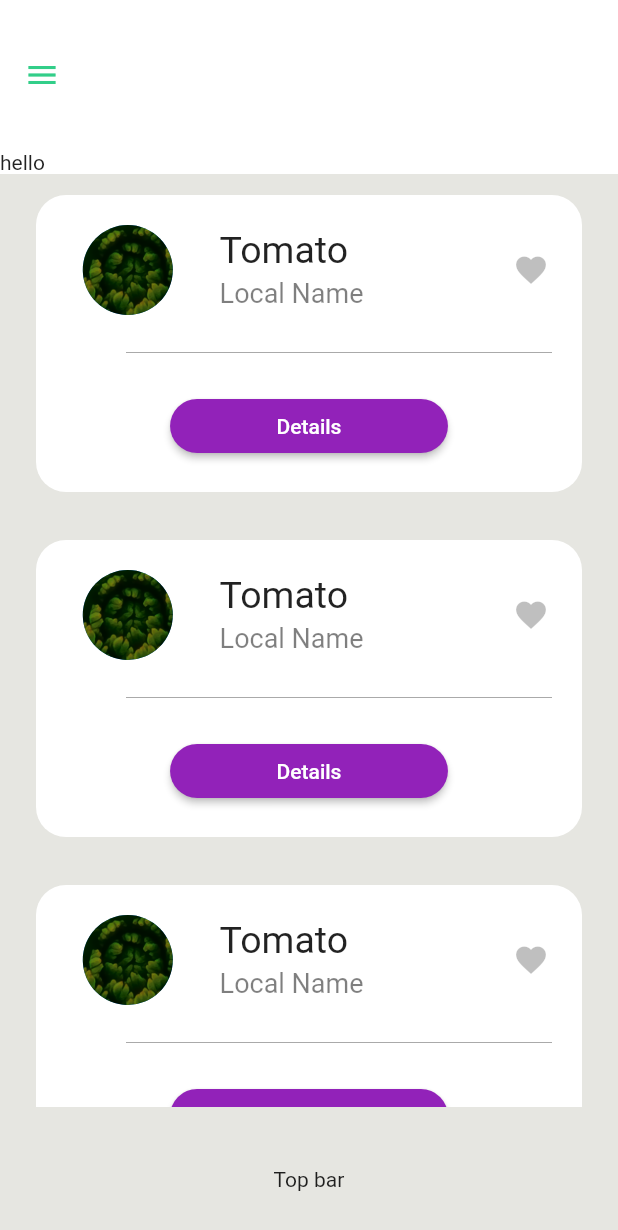
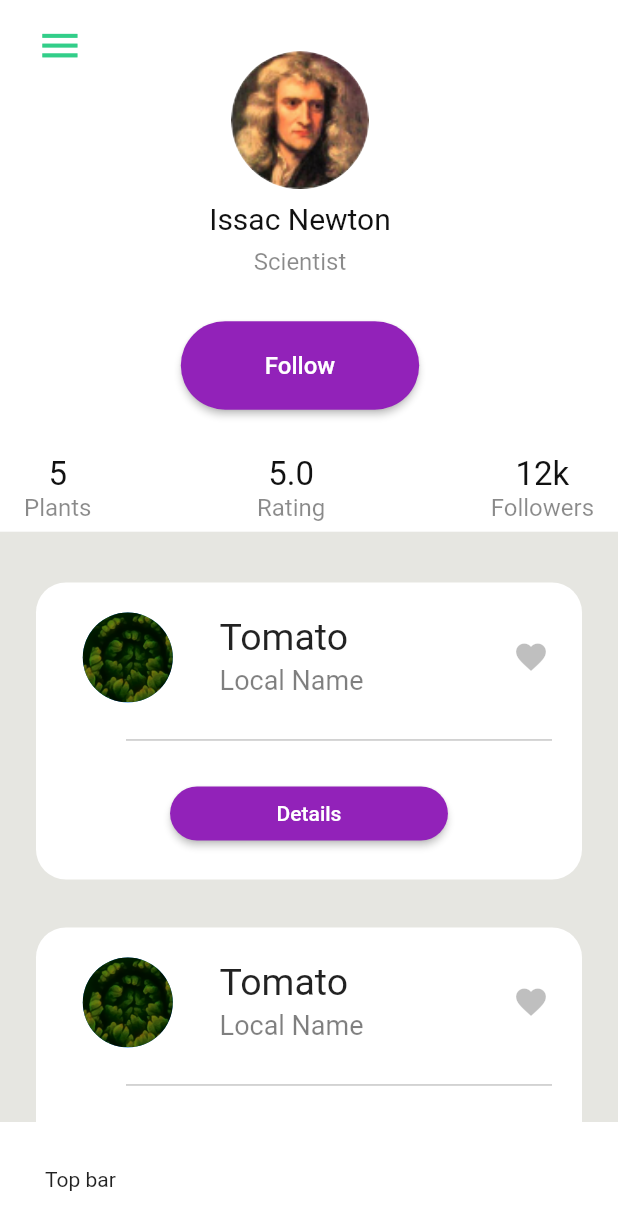
Before and after one commit to ParadoxPD/Spectra, a Flutter app: the Dashboard screen opened directly, on a phone screen of 412 x 824 dp. Shown: the top 1230 px of the screen. Run offline on Flutter 3.47's test engine with Material 2 defaults, Android fonts, the phone set to English and light mode, and no system bars; our stand-ins replace rxdart; Roboto replaces fonts that are missing (SFProText).

Commit message:
Working on Dashboard

```diff
--- a/app/lib/pages/Dashboard.dart
+++ b/app/lib/pages/Dashboard.dart
@@ -7,23 +7,22 @@ class Dashboard extends StatelessWidget {
     return Scaffold(
         appBar: AppBar(
           elevation: 0,
-          backgroundColor: Colors.white,
-          toolbarHeight: 100,
+          title: titleBar(context, AssetImage('assets/avatar_profile.png'),
+              "Issac Newton", "Scientist"),
+          backgroundColor: Color(0xffffffff),
+          toolbarHeight: MediaQuery.of(context).size.height * 0.43,
           iconTheme: IconThemeData(color: Color(0xff32CE89)),
+          automaticallyImplyLeading: false,
         ),
         drawer: createSideDrawer(context),
         body: Container(
           color: Color(0xffE6E6E1),
           child: Column(
             children: <Widget>[
-              Container(
-                width: MediaQuery.of(context).size.width,
-                color: Colors.white,
-                child: Text("hello"),
-              ),
               Expanded(
                 child: Container(
-                  padding: EdgeInsets.fromLTRB(20, 10, 20, 10),
+                  height: MediaQuery.of(context).size.height / 4,
+                  padding: EdgeInsets.fromLTRB(20, 30, 20, 0),
                   child: SizedBox.expand(
                     child: ListView.separated(
                       itemCount: 30,
@@ -40,6 +39,8 @@ class Dashboard extends StatelessWidget {
                 ),
               ),
               Container(
+                width: MediaQuery.of(context).size.width,
+                color: Colors.white,
                 padding: EdgeInsets.all(30),
                 child: Text("Top bar"),
               ),
@@ -47,6 +48,142 @@ class Dashboard extends StatelessWidget {
           ),
         ));
   }
+}
+
+Widget titleBar(
+    BuildContext context, AssetImage avatar, String title, String type) {
+  return SafeArea(
+    child: Container(
+      width: MediaQuery.of(context).size.width,
+      color: Colors.white,
+      child: Column(
+        children: <Widget>[
+          Transform.translate(
+            offset: Offset(-25, 20),
+            child: Align(
+              alignment: Alignment.topLeft,
+              child: Transform.scale(
+                scale: 1.3,
+                child: Padding(
+                  padding: EdgeInsets.symmetric(horizontal: 25),
+                  child: Builder(
+                    builder: (context) => IconButton(
+                      icon: new Icon(Icons.menu),
+                      onPressed: () => Scaffold.of(context).openDrawer(),
+                    ),
+                  ),
+                ),
+              ),
+            ),
+          ),
+          Transform.translate(
+              offset: Offset(-6, 0),
+              child: Column(
+                children: [
+                  Padding(
+                    padding: EdgeInsets.only(top: 0),
+                    child: CircleAvatar(
+                      radius: 46,
+                      foregroundImage: avatar,
+                      backgroundColor: Colors.white,
+                    ),
+                  ),
+                  Padding(
+                    padding: const EdgeInsets.all(8.0),
+                    child: Text(
+                      title,
+                      style: TextStyle(
+                          fontSize: 20,
+                          fontWeight: FontWeight.w400,
+                          color: Color(0xee000000)),
+                    ),
+                  ),
+                  Text(
+                    type,
+                    style: TextStyle(
+                        fontSize: 16,
+                        fontWeight: FontWeight.w400,
+                        color: Color(0x75000000)),
+                  ),
+                  Padding(
+                    padding: const EdgeInsets.only(top: 30, bottom: 30),
+                    child: ElevatedButton(
+                        onPressed: () {},
+                        child: Padding(
+                            padding: EdgeInsets.fromLTRB(40, 20, 40, 20),
+                            child: Text(
+                              "Follow",
+                              style: TextStyle(fontSize: 16),
+                            )),
+                        style: ButtonStyle(
+                            backgroundColor: MaterialStateProperty.all<Color>(
+                                Color(0xff9222B9)),
+                            shape: MaterialStateProperty.all<
+                                RoundedRectangleBorder>(RoundedRectangleBorder(
+                              borderRadius: BorderRadius.circular(50.0),
+                            )))),
+                  ),
+                ],
+              )),
+          Padding(
+            padding: const EdgeInsets.fromLTRB(0, 0, 0, 20),
+            child: Row(
+                mainAxisAlignment: MainAxisAlignment.spaceBetween,
+                children: <Widget>[
+                  Column(
+                    children: <Widget>[
+                      Text(
+                        "5",
+                        style: TextStyle(
+                            fontSize: 22,
+                            fontWeight: FontWeight.w400,
+                            color: Color(0xee000000)),
+                      ),
+                      Text("Plants",
+                          style: TextStyle(
+                              fontSize: 16,
+                              fontWeight: FontWeight.w400,
+                              color: Color(0x75000000))),
+                    ],
+                  ),
+                  Column(
+                    children: <Widget>[
+                      Text(
+                        "5.0",
+                        style: TextStyle(
+                            fontSize: 22,
+                            fontWeight: FontWeight.w400,
+                            color: Color(0xee000000)),
+                      ),
+                      Text("Rating",
+                          style: TextStyle(
+                              fontSize: 16,
+                              fontWeight: FontWeight.w400,
+                              color: Color(0x75000000))),
+                    ],
+                  ),
+                  Column(
+                    children: <Widget>[
+                      Text(
+                        "12k",
+                        style: TextStyle(
+                            fontSize: 22,
+                            fontWeight: FontWeight.w400,
+                            color: Color(0xee000000)),
+                      ),
+                      Text("Followers",
+                          style: TextStyle(
+                              fontSize: 16,
+                              fontWeight: FontWeight.w400,
+                              color: Color(0x75000000))),
+                    ],
+                  ),
+                ]),
+          ),
+        ],
+      ),
+    ),
+  );
 }
 
 Widget createSideDrawer(BuildContext context) {
--- a/app/pubspec.yaml
+++ b/app/pubspec.yaml
@@ -58,6 +58,7 @@ flutter:
     - assets/logout.png
     - assets/info.png
     - assets/user-minus.png
+    - assets/avatar_profile.png
 
   # An image asset can refer to one or more resolution-specific "variants", see
   # https://flutter.dev/assets-and-images/#resolution-aware.
```
Also changed, not shown: app/assets/avatar_profile.png (added).
